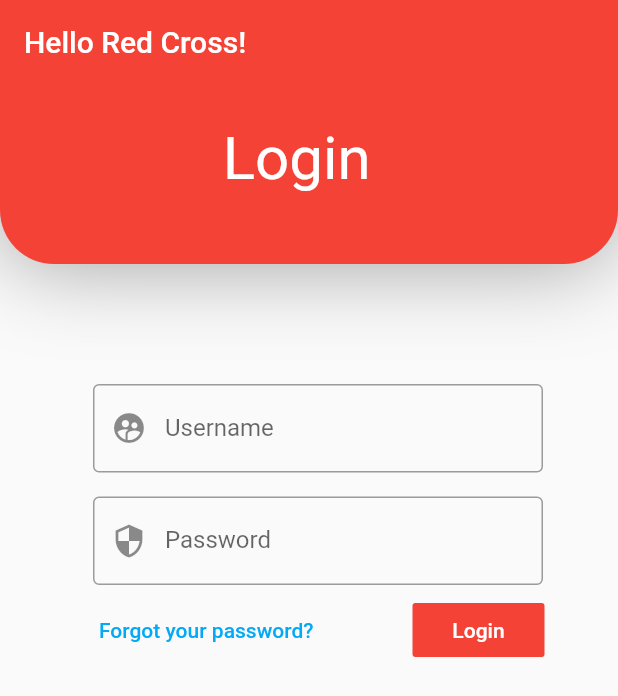
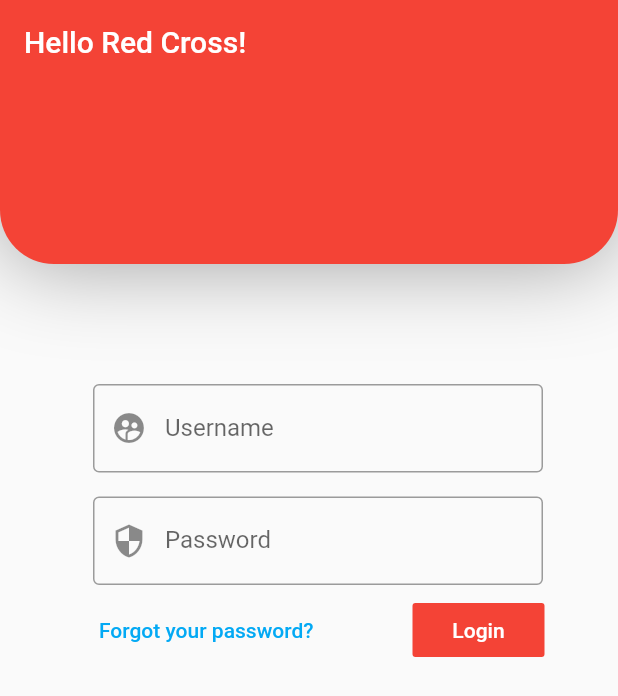
Before and after one commit to JosephLteif/Logistics_App, a Flutter app: the screen it shows after launch, after a tap on "Forgot your password?", after a tap on "Login", on a phone screen of 412 x 824 dp. Shown: the top 696 px of the screen. Run offline on Flutter 3.47's test engine with Material 2 defaults, Android fonts, the phone set to English and light mode, and no system bars.

Commit message:
Fixed some positioning issues and worked a little on design

```diff
--- a/lib/main.dart
+++ b/lib/main.dart
@@ -40,12 +40,12 @@ class TextInputWidget extends StatefulWidget {
 class _TextInputWidgetState extends State<TextInputWidget>
     with SingleTickerProviderStateMixin {
   TextEditingController name = new TextEditingController();
-  TextEditingController mobile = new TextEditingController();
-  String text = "               Login";
+  TextEditingController password = new TextEditingController();
+  String text = "Login";
 
   void onChanged() {
-    if (text == "")
-      text = "               Login";
+    if (name.text.startsWith("admin") && password.text.startsWith("admin"))
+      text = "Login";
     else
       text = "";
   }
@@ -65,6 +65,7 @@ class _TextInputWidgetState extends State<TextInputWidget>
               width: 500,
               child: Text(
                 text,
+                textAlign: TextAlign.center,
                 style: TextStyle(fontSize: 40, color: Colors.white, height: 2),
               ))),
       Positioned(
@@ -72,6 +73,7 @@ class _TextInputWidgetState extends State<TextInputWidget>
           right: 50,
           child: Container(
             child: TextField(
+              controller: name,
               decoration: InputDecoration(
                   prefixIcon: Icon(Icons.supervised_user_circle),
                   labelText: "Username",
@@ -84,6 +86,7 @@ class _TextInputWidgetState extends State<TextInputWidget>
           right: 50,
           child: Container(
             child: TextField(
+              controller: password,
               obscureText: true,
               decoration: InputDecoration(
                   prefixIcon: Icon(Icons.security),
```
